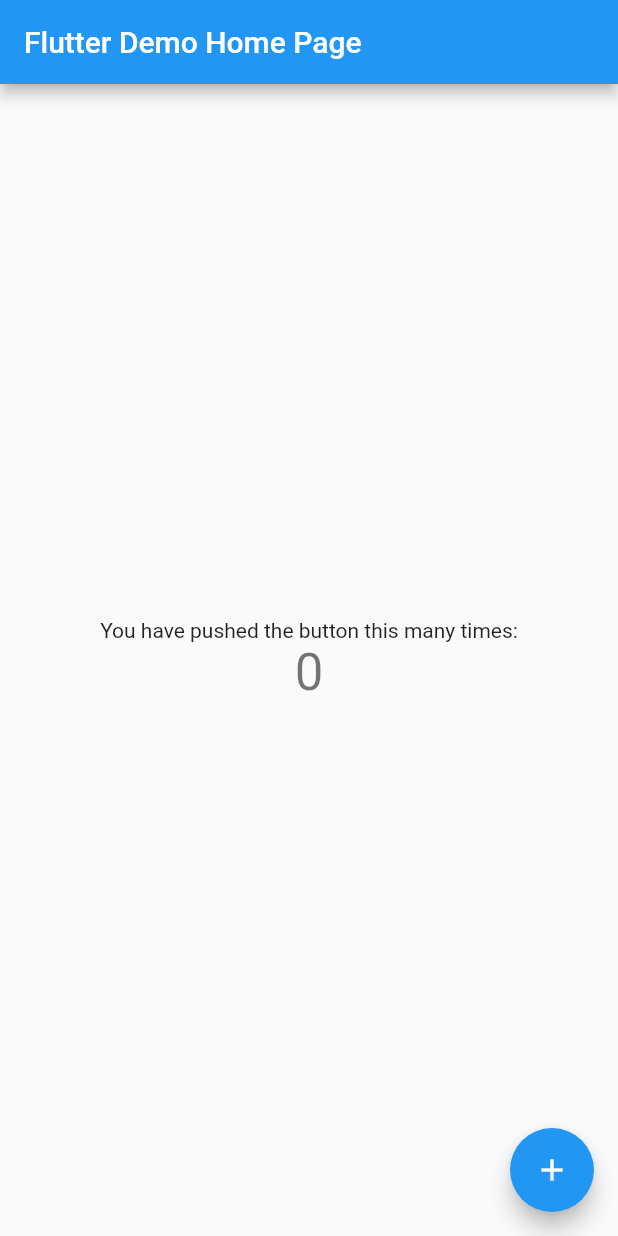
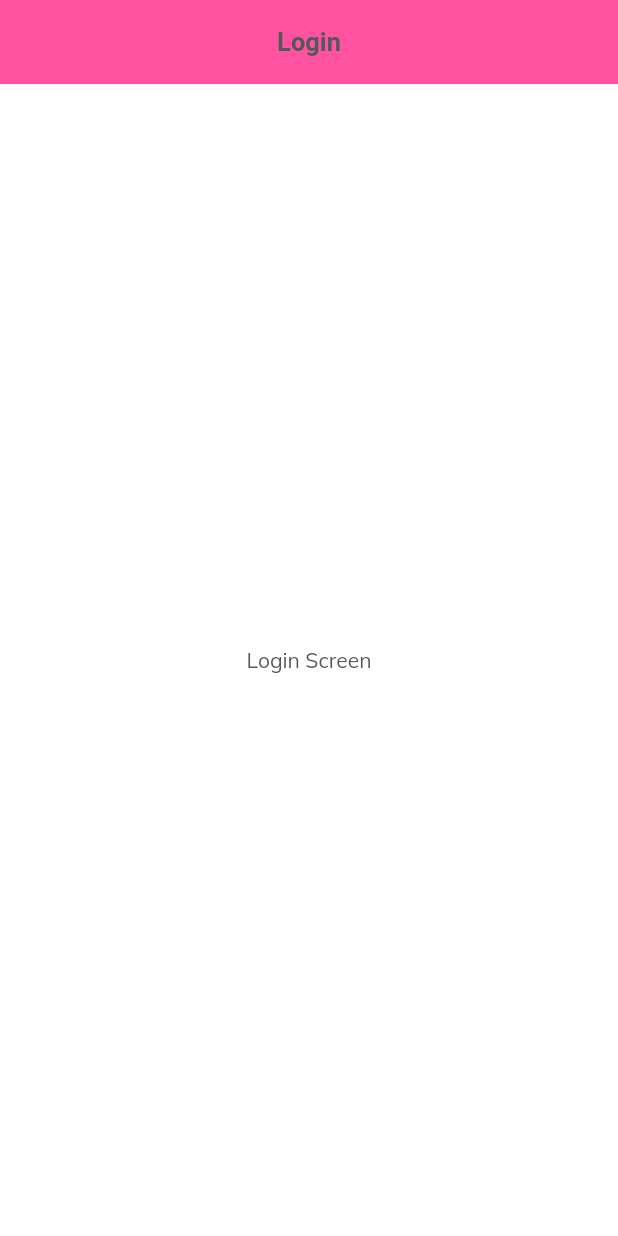
Before and after one commit to naimam/PILLSONTIME, a Flutter app: the screen it shows after launch, on a phone screen of 412 x 824 dp. Run offline on Flutter 3.47's test engine with Material 2 defaults, Android fonts, the phone set to English and light mode, and no system bars; our stand-ins replace firebase_auth, firebase_core, google_fonts, google_sign_in; accounts and stored records are empty.

```diff
--- a/lib/main.dart
+++ b/lib/main.dart
@@ -1,115 +1,27 @@
+import 'package:firebase_core/firebase_core.dart';
+import 'package:flutter/foundation.dart';
 import 'package:flutter/material.dart';
+import 'package:project/providers/init_provider.dart';
+import 'package:project/utils/config.dart';
 
-void main() {
-  runApp(const MyApp());
+final configurations = Configurations();
+Future<void> main() async {
+  WidgetsFlutterBinding.ensureInitialized();
+  if (kIsWeb) {
+    print("WEB");
+    await Firebase.initializeApp(
+      options: FirebaseOptions(
+        apiKey: configurations.apiKey,
+        appId: configurations.appId,
+        authDomain: configurations.authDomain,
+        storageBucket: configurations.storageBucket,
+        messagingSenderId: configurations.messagingSenderId,
+        projectId: configurations.projectId,
+      ),
+    );
+  } else {
+    await Firebase.initializeApp();
+    print("MOBILE");
+  }
+  runApp(InitProvider());
 }
-
-class MyApp extends StatelessWidget {
-  const MyApp({Key? key}) : super(key: key);
-
-  // This widget is the root of your application.
-  @override
-  Widget build(BuildContext context) {
-    return MaterialApp(
-      title: 'Flutter Demo',
-      theme: ThemeData(
-        // This is the theme of your application.
-        //
-        // Try running your application with "flutter run". You'll see the
-        // application has a blue toolbar. Then, without quitting the app, try
-        // changing the primarySwatch below to Colors.green and then invoke
-        // "hot reload" (press "r" in the console where you ran "flutter run",
-        // or simply save your changes to "hot reload" in a Flutter IDE).
-        // Notice that the counter didn't reset back to zero; the application
-        // is not restarted.
-        primarySwatch: Colors.blue,
-      ),
-      home: const MyHomePage(title: 'Flutter Demo Home Page'),
-    );
-  }
-}
-
-class MyHomePage extends StatefulWidget {
-  const MyHomePage({Key? key, required this.title}) : super(key: key);
-
-  // This widget is the home page of your application. It is stateful, meaning
-  // that it has a State object (defined below) that contains fields that affect
-  // how it looks.
-
-  // This class is the configuration for the state. It holds the values (in this
-  // case the title) provided by the parent (in this case the App widget) and
-  // used by the build method of the State. Fields in a Widget subclass are
-  // always marked "final".
-
-  final String title;
-
-  @override
-  State<MyHomePage> createState() => _MyHomePageState();
-}
-
-class _MyHomePageState extends State<MyHomePage> {
-  int _counter = 0;
-
-  void _incrementCounter() {
-    setState(() {
-      // This call to setState tells the Flutter framework that something has
-      // changed in this State, which causes it to rerun the build method below
-      // so that the display can reflect the updated values. If we changed
-      // _counter without calling setState(), then the build method would not be
-      // called again, and so nothing would appear to happen.
-      _counter++;
-    });
-  }
-
-  @override
-  Widget build(BuildContext context) {
-    // This method is rerun every time setState is called, for instance as done
-    // by the _incrementCounter method above.
-    //
-    // The Flutter framework has been optimized to make rerunning build methods
-    // fast, so that you can just rebuild anything that needs updating rather
-    // than having to individually change instances of widgets.
-    return Scaffold(
-      appBar: AppBar(
-        // Here we take the value from the MyHomePage object that was created by
-        // the App.build method, and use it to set our appbar title.
-        title: Text(widget.title),
-      ),
-      body: Center(
-        // Center is a layout widget. It takes a single child and positions it
-        // in the middle of the parent.
-        child: Column(
-          // Column is also a layout widget. It takes a list of children and
-          // arranges them vertically. By default, it sizes itself to fit its
-          // children horizontally, and tries to be as tall as its parent.
-          //
-          // Invoke "debug painting" (press "p" in the console, choose the
-          // "Toggle Debug Paint" action from the Flutter Inspector in Android
-          // Studio, or the "Toggle Debug Paint" command in Visual Studio Code)
-          // to see the wireframe for each widget.
-          //
-          // Column has various properties to control how it sizes itself and
-          // how it positions its children. Here we use mainAxisAlignment to
-          // center the children vertically; the main axis here is the vertical
-          // axis because Columns are vertical (the cross axis would be
-          // horizontal).
-          mainAxisAlignment: MainAxisAlignment.center,
-          children: <Widget>[
-            const Text(
-              'You have pushed the button this many times:',
-            ),
-            Text(
-              '$_counter',
-              style: Theme.of(context).textTheme.headline4,
-            ),
-          ],
-        ),
-      ),
-      floatingActionButton: FloatingActionButton(
-        onPressed: _incrementCounter,
-        tooltip: 'Increment',
-        child: const Icon(Icons.add),
-      ), // This trailing comma makes auto-formatting nicer for build methods.
-    );
-  }
-}
--- /dev/null
+++ b/lib/providers/init_provider.dart
@@ -0,0 +1,38 @@
+import 'package:flutter/material.dart';
+import 'package:project/screens/home_screen.dart';
+import 'package:project/screens/login_screen.dart';
+import 'package:provider/provider.dart';
+import 'package:firebase_auth/firebase_auth.dart';
+import 'package:project/utils/theme.dart';
+
+class InitProvider extends StatelessWidget {
+  @override
+  Widget build(BuildContext context) {
+    return StreamProvider<User?>.value(
+      value: FirebaseAuth.instance.authStateChanges(),
+      child: MaterialApp(
+        theme: AppTheme().light,
+        themeMode: ThemeMode.light,
+        title: 'Flutter Demo',
+        debugShowCheckedModeBanner: false,
+        home: Driver(),
+      ),
+      initialData: null,
+    );
+  }
+}
+
+class Driver extends StatefulWidget {
+  @override
+  DriverState createState() => DriverState();
+}
+
+class DriverState extends State<Driver> {
+  @override
+  Widget build(BuildContext context) {
+    final User? firebaseUser = Provider.of<User?>(context);
+    return (firebaseUser != null)
+        ? HomeScreen(title: 'Home')
+        : LoginScreen(title: 'Login');
+  }
+}
--- /dev/null
+++ b/lib/screens/login_screen.dart
@@ -0,0 +1,25 @@
+import 'package:flutter/material.dart';
+import 'package:project/utils/theme.dart';
+
+class LoginScreen extends StatefulWidget {
+  const LoginScreen({Key? key, required this.title}) : super(key: key);
+  final String title;
+
+  @override
+  State<LoginScreen> createState() => _LoginScreenState();
+}
+
+class _LoginScreenState extends State<LoginScreen> {
+  @override
+  Widget build(BuildContext context) {
+    return Scaffold(
+      appBar: AppBar(
+        title: Text(widget.title),
+        backgroundColor: AppColors.primary,
+      ),
+      body: const Center(
+        child: Text('Login Screen'),
+      ),
+    );
+  }
+}
--- /dev/null
+++ b/lib/utils/helper_functions.dart
@@ -0,0 +1 @@
+//for all useful helper functions
--- /dev/null
+++ b/lib/utils/theme.dart
@@ -0,0 +1,54 @@
+import 'package:flutter/material.dart';
+import 'package:flutter/services.dart';
+import 'package:google_fonts/google_fonts.dart';
+
+abstract class AppColors {
+  static const primary = Color(0xFFff52a1);
+  static const secondary = Color(0xFF0087ff);
+  static const tertiary = Color(0xFFffc107);
+  static const textDark = Color(0xFF53585A);
+  static const iconDark = Color(0xFFB1B3C1);
+  static const textHighlight = secondary;
+  static const cardLight = Color(0xFFF9FAFE);
+}
+
+abstract class _LightColors {
+  static const background = Colors.white;
+  static const card = AppColors.cardLight;
+}
+
+class AppTheme {
+  static const accentColor = AppColors.primary;
+  static final visualDensity = VisualDensity.adaptivePlatformDensity;
+  final lightBase = ThemeData.light();
+
+  ThemeData get light => ThemeData(
+        brightness: Brightness.light,
+        colorScheme: lightBase.colorScheme.copyWith(secondary: accentColor),
+        visualDensity: visualDensity,
+        textTheme:
+            GoogleFonts.mulishTextTheme().apply(bodyColor: AppColors.textDark),
+        backgroundColor: _LightColors.background,
+        appBarTheme: lightBase.appBarTheme.copyWith(
+          iconTheme: lightBase.iconTheme,
+          backgroundColor: Colors.transparent,
+          elevation: 0,
+          centerTitle: true,
+          titleTextStyle: const TextStyle(
+            fontWeight: FontWeight.bold,
+            fontSize: 17,
+            color: AppColors.textDark,
+          ),
+          systemOverlayStyle: SystemUiOverlayStyle.dark,
+        ),
+        scaffoldBackgroundColor: _LightColors.background,
+        elevatedButtonTheme: ElevatedButtonThemeData(
+          style: ElevatedButton.styleFrom(primary: AppColors.secondary),
+        ),
+        cardColor: _LightColors.card,
+        primaryTextTheme: const TextTheme(
+          headline6: TextStyle(color: AppColors.textDark),
+        ),
+        iconTheme: const IconThemeData(color: AppColors.iconDark),
+      );
+}
```
Also changed, not shown: lib/screens/home_screen.dart (added, +23 -0 lines), lib/services/auth_service.dart (added, +7 -0 lines), lib/utils/config.dart (added, +23 -0 lines), pubspec.yaml (+9 -0 lines), lib/models/medicine_cabinet.dart (renamed from lib/models/medicineCabinet.dart), lib/services/database.dart (added), pubspec.lock, 4 other files.
